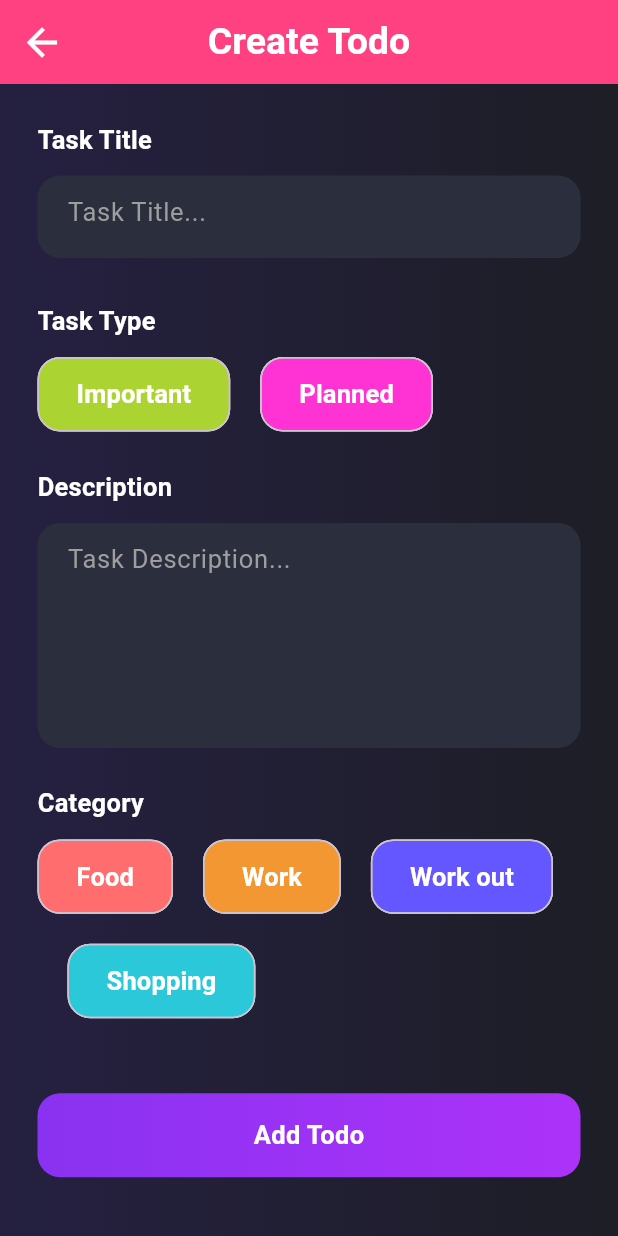
After one commit to amine2344/flutter_todo, a Flutter app: the screen it shows after launch, after a tap on "Go to Add Todo", on a phone screen of 412 x 824 dp. The commit adds this screen. Run offline on Flutter 3.47's test engine with Material 2 defaults, Android fonts, the phone set to English and light mode, and no system bars; our stand-ins replace firebase_auth, firebase_core, flutter_svg, google_sign_in, otp_text_field, shared_preferences and 3 more; accounts and stored records are empty.

Commit message:
add to do page UI created

```diff
--- a/lib/app/app.dart
+++ b/lib/app/app.dart
@@ -1,5 +1,6 @@
 import 'package:todo_app/services/auth_service.dart';
 import 'package:todo_app/services/shared_preferences_service.dart';
+import 'package:todo_app/ui/views/addTodo_view.dart';
 import 'package:todo_app/ui/views/home_view.dart';
 import 'package:todo_app/ui/views/initial_view.dart';
 import 'package:todo_app/ui/views/login_view.dart';
@@ -17,6 +18,7 @@ import 'package:stacked_services/stacked_services.dart';
     MaterialRoute(page: SignupView),
     MaterialRoute(page: LoginView),
     MaterialRoute(page: PhoneAuthView),
+    MaterialRoute(page: AddTodoView),
   ],
   dependencies: [
     LazySingleton(classType: NavigationService),
--- a/lib/app/app.router.dart
+++ b/lib/app/app.router.dart
@@ -5,11 +5,12 @@
 // **************************************************************************
 
 // ignore_for_file: no_leading_underscores_for_library_prefixes
-import 'package:flutter/cupertino.dart' as _i9;
-import 'package:flutter/material.dart' as _i8;
+import 'package:flutter/cupertino.dart' as _i10;
+import 'package:flutter/material.dart' as _i9;
 import 'package:flutter/material.dart';
 import 'package:stacked/stacked.dart' as _i1;
-import 'package:stacked_services/stacked_services.dart' as _i10;
+import 'package:stacked_services/stacked_services.dart' as _i11;
+import 'package:todo_app/ui/views/addTodo_view.dart' as _i8;
 import 'package:todo_app/ui/views/home_view.dart' as _i4;
 import 'package:todo_app/ui/views/initial_view.dart' as _i2;
 import 'package:todo_app/ui/views/login_view.dart' as _i6;
@@ -30,6 +31,8 @@ class Routes {
 
   static const phoneAuthView = '/phone-auth-view';
 
+  static const addTodoView = '/add-todo-view';
+
   static const all = <String>{
     initialView,
     startUpView,
@@ -37,6 +40,7 @@ class Routes {
     signupView,
     loginView,
     phoneAuthView,
+    addTodoView,
   };
 }
 
@@ -66,23 +70,27 @@ class StackedRouter extends _i1.RouterBase {
       Routes.phoneAuthView,
       page: _i7.PhoneAuthView,
     ),
+    _i1.RouteDef(
+      Routes.addTodoView,
+      page: _i8.AddTodoView,
+    ),
   ];
 
   final _pagesMap = <Type, _i1.StackedRouteFactory>{
     _i2.InitialView: (data) {
-      return _i8.MaterialPageRoute<dynamic>(
+      return _i9.MaterialPageRoute<dynamic>(
         builder: (context) => const _i2.InitialView(),
         settings: data,
       );
     },
     _i3.StartUpView: (data) {
-      return _i8.MaterialPageRoute<dynamic>(
+      return _i9.MaterialPageRoute<dynamic>(
         builder: (context) => const _i3.StartUpView(),
         settings: data,
       );
     },
     _i4.HomeView: (data) {
-      return _i8.MaterialPageRoute<dynamic>(
+      return _i9.MaterialPageRoute<dynamic>(
         builder: (context) => const _i4.HomeView(),
         settings: data,
       );
@@ -91,7 +99,7 @@ class StackedRouter extends _i1.RouterBase {
       final args = data.getArgs<SignupViewArguments>(
         orElse: () => const SignupViewArguments(),
       );
-      return _i8.MaterialPageRoute<dynamic>(
+      return _i9.MaterialPageRoute<dynamic>(
         builder: (context) => _i5.SignupView(key: args.key),
         settings: data,
       );
@@ -100,7 +108,7 @@ class StackedRouter extends _i1.RouterBase {
       final args = data.getArgs<LoginViewArguments>(
         orElse: () => const LoginViewArguments(),
       );
-      return _i8.MaterialPageRoute<dynamic>(
+      return _i9.MaterialPageRoute<dynamic>(
         builder: (context) => _i6.LoginView(key: args.key),
         settings: data,
       );
@@ -109,8 +117,14 @@ class StackedRouter extends _i1.RouterBase {
       final args = data.getArgs<PhoneAuthViewArguments>(
         orElse: () => const PhoneAuthViewArguments(),
       );
-      return _i8.MaterialPageRoute<dynamic>(
+      return _i9.MaterialPageRoute<dynamic>(
         builder: (context) => _i7.PhoneAuthView(key: args.key),
+        settings: data,
+      );
+    },
+    _i8.AddTodoView: (data) {
+      return _i9.MaterialPageRoute<dynamic>(
+        builder: (context) => const _i8.AddTodoView(),
         settings: data,
       );
     },
@@ -125,7 +139,7 @@ class StackedRouter extends _i1.RouterBase {
 class SignupViewArguments {
   const SignupViewArguments({this.key});
 
-  final _i9.Key? key;
+  final _i10.Key? key;
 
   @override
   String toString() {
@@ -147,7 +161,7 @@ class SignupViewArguments {
 class LoginViewArguments {
   const LoginViewArguments({this.key});
 
-  final _i9.Key? key;
+  final _i10.Key? key;
 
   @override
   String toString() {
@@ -169,7 +183,7 @@ class LoginViewArguments {
 class PhoneAuthViewArguments {
   const PhoneAuthViewArguments({this.key});
 
-  final _i9.Key? key;
+  final _i10.Key? key;
 
   @override
   String toString() {
@@ -188,7 +202,7 @@ class PhoneAuthViewArguments {
   }
 }
 
-extension NavigatorStateExtension on _i10.NavigationService {
+extension NavigatorStateExtension on _i11.NavigationService {
   Future<dynamic> navigateToInitialView([
     int? routerId,
     bool preventDuplicates = true,
@@ -232,7 +246,7 @@ extension NavigatorStateExtension on _i10.NavigationService {
   }
 
   Future<dynamic> navigateToSignupView({
-    _i9.Key? key,
+    _i10.Key? key,
     int? routerId,
     bool preventDuplicates = true,
     Map<String, String>? parameters,
@@ -248,7 +262,7 @@ extension NavigatorStateExtension on _i10.NavigationService {
   }
 
   Future<dynamic> navigateToLoginView({
-    _i9.Key? key,
+    _i10.Key? key,
     int? routerId,
     bool preventDuplicates = true,
     Map<String, String>? parameters,
@@ -264,7 +278,7 @@ extension NavigatorStateExtension on _i10.NavigationService {
   }
 
   Future<dynamic> navigateToPhoneAuthView({
-    _i9.Key? key,
+    _i10.Key? key,
     int? routerId,
     bool preventDuplicates = true,
     Map<String, String>? parameters,
@@ -273,6 +287,20 @@ extension NavigatorStateExtension on _i10.NavigationService {
   }) async {
     return navigateTo<dynamic>(Routes.phoneAuthView,
         arguments: PhoneAuthViewArguments(key: key),
+        id: routerId,
+        preventDuplicates: preventDuplicates,
+        parameters: parameters,
+        transition: transition);
+  }
+
+  Future<dynamic> navigateToAddTodoView([
+    int? routerId,
+    bool preventDuplicates = true,
+    Map<String, String>? parameters,
+    Widget Function(BuildContext, Animation<double>, Animation<double>, Widget)?
+        transition,
+  ]) async {
+    return navigateTo<dynamic>(Routes.addTodoView,
         id: routerId,
         preventDuplicates: preventDuplicates,
         parameters: parameters,
@@ -322,7 +350,7 @@ extension NavigatorStateExtension on _i10.NavigationService {
   }
 
   Future<dynamic> replaceWithSignupView({
-    _i9.Key? key,
+    _i10.Key? key,
     int? routerId,
     bool preventDuplicates = true,
     Map<String, String>? parameters,
@@ -338,7 +366,7 @@ extension NavigatorStateExtension on _i10.NavigationService {
   }
 
   Future<dynamic> replaceWithLoginView({
-    _i9.Key? key,
+    _i10.Key? key,
     int? routerId,
     bool preventDuplicates = true,
     Map<String, String>? parameters,
@@ -354,7 +382,7 @@ extension NavigatorStateExtension on _i10.NavigationService {
   }
 
   Future<dynamic> replaceWithPhoneAuthView({
-    _i9.Key? key,
+    _i10.Key? key,
     int? routerId,
     bool preventDuplicates = true,
     Map<String, String>? parameters,
@@ -368,4 +396,18 @@ extension NavigatorStateExtension on _i10.NavigationService {
         parameters: parameters,
         transition: transition);
   }
+
+  Future<dynamic> replaceWithAddTodoView([
+    int? routerId,
+    bool preventDuplicates = true,
+    Map<String, String>? parameters,
+    Widget Function(BuildContext, Animation<double>, Animation<double>, Widget)?
+        transition,
+  ]) async {
+    return replaceWith<dynamic>(Routes.addTodoView,
+        id: routerId,
+        preventDuplicates: preventDuplicates,
+        parameters: parameters,
+        transition: transition);
+  }
 }
--- /dev/null
+++ b/lib/ui/views/addTodo_view.dart
@@ -0,0 +1,230 @@
+import 'package:flutter/material.dart';
+import 'package:stacked/stacked.dart';
+import 'package:todo_app/ui/views/addTodo_viewmodel.dart';
+
+class AddTodoView extends StatelessWidget {
+ const AddTodoView({Key? key}) : super(key: key);
+
+ @override
+ Widget build(BuildContext context) {
+   return ViewModelBuilder<AddTodoViewModel>.reactive(
+     builder: (context, model, child) => Scaffold(
+       appBar: AppBar(
+         iconTheme: const IconThemeData(color: Colors.white, size:30),
+         centerTitle: true,
+         backgroundColor: Colors.pinkAccent,
+         title: const Text(
+           "Create Todo",
+           style: TextStyle(
+             color: Colors.white,
+             fontSize: 25,
+             fontWeight: FontWeight.bold
+           ),
+         ),
+       ),
+       body: SingleChildScrollView(
+         child: Container(
+           height: MediaQuery.of(context).size.height,
+           width: MediaQuery.of(context).size.width,
+           decoration: const BoxDecoration(
+               gradient: LinearGradient(
+                   colors: [
+                     Color(0xff252041),
+                     Color(0xff1d1e26)
+                   ]
+               )
+           ),
+           child: Padding(
+             padding: const EdgeInsets.symmetric(horizontal: 25, vertical: 5),
+             child: Column(
+               crossAxisAlignment: CrossAxisAlignment.start,
+               children: [
+                 const SizedBox(
+                   height: 20,
+                 ),
+                 label("Task Title",context),
+                 const SizedBox(
+                   height: 12,
+                 ),
+                 title(context),
+                 const SizedBox(
+                   height: 30,
+                 ),
+                 label("Task Type",context),
+                 const SizedBox(
+                   height: 12,
+                 ),
+                 Row(
+                   children: [
+                     chip("Important", 0xffabd433, context),
+                     const SizedBox(
+                       width: 20,
+                     ),
+                     chip("Planned", 0xffff33d4, context)
+                   ],
+                 ),
+                 const SizedBox(
+                   height: 25,
+                 ),
+                 label("Description", context),
+                 const SizedBox(
+                   height: 12,
+                 ),
+                 description(context),
+                 const SizedBox(
+                   height: 25,
+                 ),
+                 label("Category", context),
+                 const SizedBox(
+                   height: 12,
+                 ),
+                 Wrap(
+                   runSpacing: 20,
+                   children: [
+                     chip("Food", 0xffff6d6e, context),
+                     const SizedBox(
+                       width: 20,
+                     ),
+                     chip("Work", 0xfff29732, context),
+                     const SizedBox(
+                       width: 20,
+                     ),
+                     chip("Work out", 0xff6557ff, context),
+                     const SizedBox(
+                       width: 20,
+                     ),
+                     chip("Shopping", 0xff2bc8d9, context)
+                   ],
+                 ),
+                 const SizedBox(
+                   height: 50,
+                 ),
+                 button(context)
+               ],
+             ),
+           ),
+         ),
+       ),
+     ),
+     viewModelBuilder: () => AddTodoViewModel(),
+   );
+ }
+
+ Widget button(BuildContext context) {
+   return Container(
+     height: 56,
+     width: MediaQuery.of(context).size.width,
+     decoration: BoxDecoration(
+       borderRadius: BorderRadius.circular(15),
+       gradient: LinearGradient(
+         colors: [
+           Color(0xff8a32f1),
+           Color(0xffad32f9)
+         ]
+       )
+     ),
+     child: Center(
+       child: Text(
+         "Add Todo",
+         style: TextStyle(
+           color: Colors.white,
+           fontWeight: FontWeight.w600,
+           fontSize: 17
+         ),
+       ),
+     ),
+   );
+ }
+
+ Widget description(BuildContext context) {
+   return Container(
+     height: 150,
+     width: MediaQuery.of(context).size.width,
+     decoration: BoxDecoration(
+         color: const Color(0xff2a2e3d),
+         borderRadius: BorderRadius.circular(15)
+     ),
+     child: TextFormField(
+       maxLines: null,
+       style: const TextStyle(
+           color: Colors.grey,
+           fontSize: 17
+       ),
+       decoration: const InputDecoration(
+           hintText: "Task Description...",
+           hintStyle: TextStyle(
+               color: Colors.grey,
+               fontSize: 17
+           ),
+           border: InputBorder.none,
+           contentPadding: EdgeInsets.only(
+               left: 20,
+               right: 20
+           )
+       ),
+     ),
+   );
+ }
+
+ Widget chip(String text, int color, BuildContext context) {
+   return Chip(
+     label: Text(
+       text,
+       style: const TextStyle(
+         color: Colors.white,
+         fontWeight: FontWeight.w600,
+         fontSize: 17
+       ),
+     ),
+     shape: RoundedRectangleBorder(
+       borderRadius: BorderRadius.circular(15)
+     ),
+     backgroundColor: Color(color),
+     labelPadding: const EdgeInsets.symmetric(
+       horizontal: 17,
+       vertical: 3.8
+     ),
+   );
+ }
+
+ Widget title(BuildContext context) {
+   return Container(
+     height: 55,
+     width: MediaQuery.of(context).size.width,
+     decoration: BoxDecoration(
+       color: const Color(0xff2a2e3d),
+       borderRadius: BorderRadius.circular(15)
+     ),
+     child: TextFormField(
+       style: const TextStyle(
+         color: Colors.grey,
+         fontSize: 17
+       ),
+       decoration: const InputDecoration(
+         hintText: "Task Title...",
+         hintStyle: TextStyle(
+           color: Colors.grey,
+           fontSize: 17
+         ),
+         border: InputBorder.none,
+         contentPadding: EdgeInsets.only(
+           left: 20,
+           right: 20
+         )
+       ),
+     ),
+   );
+ }
+
+ Widget label(String labelText, BuildContext context) {
+   return Text(
+     labelText,
+     style: const TextStyle(
+       fontSize: 17,
+       letterSpacing: 0.2,
+       fontWeight: FontWeight.w600,
+       color: Colors.white
+     ),
+   );
+ }
+}
--- /dev/null
+++ b/lib/ui/views/addTodo_viewmodel.dart
@@ -0,0 +1,3 @@
+import 'package:stacked/stacked.dart';
+
+class AddTodoViewModel extends BaseViewModel {}
--- a/lib/ui/views/startup_view.dart
+++ b/lib/ui/views/startup_view.dart
@@ -19,7 +19,8 @@ class StartUpView extends StackedView<StartUpViewModel> {
                Text('Stacked Introduction'),
                TextButton(onPressed: () => viewModel.navigateToSignup(), child: Text('Go to Signup')),
                TextButton(onPressed: () => viewModel.navigateToLogin(), child: Text('Go to Login')),
-               TextButton(onPressed: () => viewModel.navigateToHome(), child: Text('Go to Home'))
+               TextButton(onPressed: () => viewModel.navigateToHome(), child: Text('Go to Home')),
+               TextButton(onPressed: () => viewModel.navigateToAddTodo(), child: Text('Go to Add Todo'))
              ],
            ),
          ),
--- a/lib/ui/views/startup_viewmodel.dart
+++ b/lib/ui/views/startup_viewmodel.dart
@@ -14,4 +14,7 @@ class StartUpViewModel extends BaseViewModel {
     void navigateToHome () {
       _navigationService.navigateTo(Routes.homeView);
     }
+    void navigateToAddTodo () {
+      _navigationService.navigateTo(Routes.addTodoView);
+    }
 }
```
